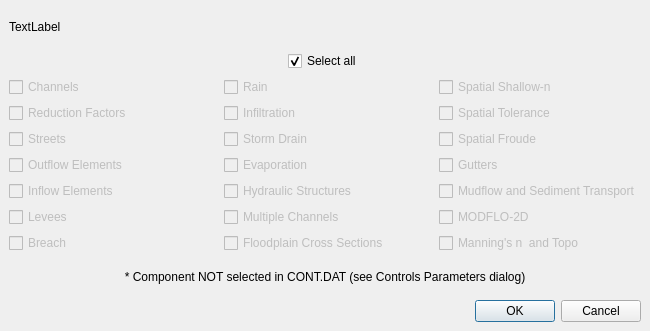
Above: flo2d/ui/components.ui from FLO-2DSoftware/qgis-flo-2d-plugin before the change. Below: the same form after it.
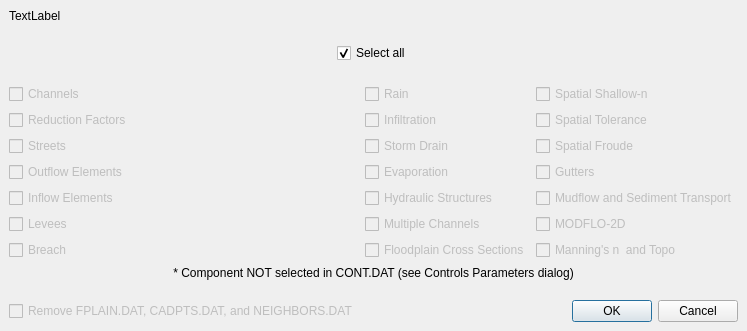
That is the form after the change.

Commit message: Possibility to remove fplain-cadpts-neighbors on the export dat files added to components dialog

The edit to the form file:
```diff
--- a/flo2d/ui/components.ui
+++ b/flo2d/ui/components.ui
@@ -26,152 +26,18 @@
    <property name="sizeConstraint">
     <enum>QLayout::SetMinAndMaxSize</enum>
    </property>
-   <item row="4" column="0" colspan="3">
-    <widget class="QLabel" name="components_note_lbl">
-     <property name="text">
-      <string>* Component NOT selected in CONT.DAT (see Controls Parameters dialog)</string>
+   <item row="7" column="1">
+    <spacer name="horizontalSpacer_3">
+     <property name="orientation">
+      <enum>Qt::Horizontal</enum>
      </property>
-     <property name="alignment">
-      <set>Qt::AlignCenter</set>
+     <property name="sizeHint" stdset="0">
+      <size>
+       <width>40</width>
+       <height>20</height>
+      </size>
      </property>
-    </widget>
-   </item>
-   <item row="3" column="1">
-    <layout class="QGridLayout" name="gridLayout_2">
-     <item row="1" column="0">
-      <widget class="QCheckBox" name="infiltration_chbox">
-       <property name="enabled">
-        <bool>false</bool>
-       </property>
-       <property name="sizePolicy">
-        <sizepolicy hsizetype="MinimumExpanding" vsizetype="Fixed">
-         <horstretch>0</horstretch>
-         <verstretch>0</verstretch>
-        </sizepolicy>
-       </property>
-       <property name="text">
-        <string>Infiltration</string>
-       </property>
-       <property name="checked">
-        <bool>false</bool>
-       </property>
-      </widget>
-     </item>
-     <item row="0" column="0">
-      <widget class="QCheckBox" name="rain_chbox">
-       <property name="enabled">
-        <bool>false</bool>
-       </property>
-       <property name="sizePolicy">
-        <sizepolicy hsizetype="MinimumExpanding" vsizetype="Fixed">
-         <horstretch>0</horstretch>
-         <verstretch>0</verstretch>
-        </sizepolicy>
-       </property>
-       <property name="text">
-        <string>Rain</string>
-       </property>
-       <property name="checked">
-        <bool>false</bool>
-       </property>
-      </widget>
-     </item>
-     <item row="2" column="0">
-      <widget class="QCheckBox" name="storm_drain_chbox">
-       <property name="enabled">
-        <bool>false</bool>
-       </property>
-       <property name="sizePolicy">
-        <sizepolicy hsizetype="MinimumExpanding" vsizetype="Fixed">
-         <horstretch>0</horstretch>
-         <verstretch>0</verstretch>
-        </sizepolicy>
-       </property>
-       <property name="text">
-        <string>Storm Drain</string>
-       </property>
-       <property name="checked">
-        <bool>false</bool>
-       </property>
-      </widget>
-     </item>
-     <item row="3" column="0">
-      <widget class="QCheckBox" name="evaporation_chbox">
-       <property name="enabled">
-        <bool>false</bool>
-       </property>
-       <property name="sizePolicy">
-        <sizepolicy hsizetype="MinimumExpanding" vsizetype="Fixed">
-         <horstretch>0</horstretch>
-         <verstretch>0</verstretch>
-        </sizepolicy>
-       </property>
-       <property name="text">
-        <string>Evaporation</string>
-       </property>
-       <property name="checked">
-        <bool>false</bool>
-       </property>
-      </widget>
-     </item>
-     <item row="4" column="0">
-      <widget class="QCheckBox" name="hydr_struct_chbox">
-       <property name="enabled">
-        <bool>false</bool>
-       </property>
-       <property name="sizePolicy">
-        <sizepolicy hsizetype="MinimumExpanding" vsizetype="Fixed">
-         <horstretch>0</horstretch>
-         <verstretch>0</verstretch>
-        </sizepolicy>
-       </property>
-       <property name="text">
-        <string>Hydraulic Structures</string>
-       </property>
-       <property name="checked">
-        <bool>false</bool>
-       </property>
-      </widget>
-     </item>
-     <item row="5" column="0">
-      <widget class="QCheckBox" name="multiple_channels_chbox">
-       <property name="enabled">
-        <bool>false</bool>
-       </property>
-       <property name="sizePolicy">
-        <sizepolicy hsizetype="MinimumExpanding" vsizetype="Fixed">
-         <horstretch>0</horstretch>
-         <verstretch>0</verstretch>
-        </sizepolicy>
-       </property>
-       <property name="text">
-        <string>Multiple Channels</string>
-       </property>
-       <property name="checked">
-        <bool>false</bool>
-       </property>
-      </widget>
-     </item>
-     <item row="6" column="0">
-      <widget class="QCheckBox" name="floodplain_xs_chbox">
-       <property name="enabled">
-        <bool>false</bool>
-       </property>
-       <property name="sizePolicy">
-        <sizepolicy hsizetype="MinimumExpanding" vsizetype="Fixed">
-         <horstretch>0</horstretch>
-         <verstretch>0</verstretch>
-        </sizepolicy>
-       </property>
-       <property name="text">
-        <string>Floodplain Cross Sections</string>
-       </property>
-       <property name="checked">
-        <bool>false</bool>
-       </property>
-      </widget>
-     </item>
-    </layout>
+    </spacer>
    </item>
    <item row="0" column="0" colspan="3">
     <widget class="QLabel" name="file_lbl">
@@ -183,47 +49,7 @@
      </property>
     </widget>
    </item>
-   <item row="1" column="0" colspan="3">
-    <layout class="QGridLayout" name="gridLayout_4">
-     <item row="0" column="0">
-      <spacer name="horizontalSpacer">
-       <property name="orientation">
-        <enum>Qt::Horizontal</enum>
-       </property>
-       <property name="sizeHint" stdset="0">
-        <size>
-         <width>164</width>
-         <height>20</height>
-        </size>
-       </property>
-      </spacer>
-     </item>
-     <item row="0" column="1">
-      <widget class="QCheckBox" name="select_all_chbox">
-       <property name="text">
-        <string>Select all</string>
-       </property>
-       <property name="checked">
-        <bool>true</bool>
-       </property>
-      </widget>
-     </item>
-     <item row="0" column="2">
-      <spacer name="horizontalSpacer_2">
-       <property name="orientation">
-        <enum>Qt::Horizontal</enum>
-       </property>
-       <property name="sizeHint" stdset="0">
-        <size>
-         <width>185</width>
-         <height>20</height>
-        </size>
-       </property>
-      </spacer>
-     </item>
-    </layout>
-   </item>
-   <item row="3" column="2">
+   <item row="4" column="2">
     <layout class="QGridLayout" name="gridLayout_3">
      <item row="3" column="0">
       <widget class="QCheckBox" name="gutters_chbox">
@@ -360,27 +186,70 @@
      </item>
     </layout>
    </item>
-   <item row="5" column="2">
-    <widget class="QDialogButtonBox" name="components_buttonBox">
-     <property name="standardButtons">
-      <set>QDialogButtonBox::Cancel|QDialogButtonBox::Ok</set>
+   <item row="5" column="0" colspan="3">
+    <widget class="QLabel" name="components_note_lbl">
+     <property name="text">
+      <string>* Component NOT selected in CONT.DAT (see Controls Parameters dialog)</string>
+     </property>
+     <property name="alignment">
+      <set>Qt::AlignCenter</set>
      </property>
     </widget>
    </item>
-   <item row="5" column="0" colspan="2">
-    <spacer name="horizontalSpacer_3">
-     <property name="orientation">
-      <enum>Qt::Horizontal</enum>
-     </property>
-     <property name="sizeHint" stdset="0">
-      <size>
-       <width>429</width>
-       <height>20</height>
-      </size>
-     </property>
-    </spacer>
+   <item row="2" column="0" colspan="3">
+    <layout class="QGridLayout" name="gridLayout_4">
+     <item row="0" column="2">
+      <spacer name="horizontalSpacer_2">
+       <property name="orientation">
+        <enum>Qt::Horizontal</enum>
+       </property>
+       <property name="sizeHint" stdset="0">
+        <size>
+         <width>185</width>
+         <height>20</height>
+        </size>
+       </property>
+      </spacer>
+     </item>
+     <item row="0" column="0">
+      <spacer name="horizontalSpacer">
+       <property name="orientation">
+        <enum>Qt::Horizontal</enum>
+       </property>
+       <property name="sizeHint" stdset="0">
+        <size>
+         <width>164</width>
+         <height>20</height>
+        </size>
+       </property>
+      </spacer>
+     </item>
+     <item row="0" column="1">
+      <widget class="QCheckBox" name="select_all_chbox">
+       <property name="text">
+        <string>Select all</string>
+       </property>
+       <property name="checked">
+        <bool>true</bool>
+       </property>
+      </widget>
+     </item>
+     <item row="1" column="0" colspan="3">
+      <spacer name="verticalSpacer_3">
+       <property name="orientation">
+        <enum>Qt::Vertical</enum>
+       </property>
+       <property name="sizeHint" stdset="0">
+        <size>
+         <width>20</width>
+         <height>40</height>
+        </size>
+       </property>
+      </spacer>
+     </item>
+    </layout>
    </item>
-   <item row="3" column="0">
+   <item row="4" column="0">
     <layout class="QGridLayout" name="gridLayout">
      <property name="sizeConstraint">
       <enum>QLayout::SetMinAndMaxSize</enum>
@@ -520,6 +389,186 @@
      </item>
     </layout>
    </item>
+   <item row="7" column="0">
+    <widget class="QCheckBox" name="remove_files_chbox">
+     <property name="enabled">
+      <bool>false</bool>
+     </property>
+     <property name="text">
+      <string>Remove FPLAIN.DAT, CADPTS.DAT, and NEIGHBORS.DAT</string>
+     </property>
+    </widget>
+   </item>
+   <item row="4" column="1">
+    <layout class="QGridLayout" name="gridLayout_2">
+     <item row="1" column="0">
+      <widget class="QCheckBox" name="infiltration_chbox">
+       <property name="enabled">
+        <bool>false</bool>
+       </property>
+       <property name="sizePolicy">
+        <sizepolicy hsizetype="MinimumExpanding" vsizetype="Fixed">
+         <horstretch>0</horstretch>
+         <verstretch>0</verstretch>
+        </sizepolicy>
+       </property>
+       <property name="text">
+        <string>Infiltration</string>
+       </property>
+       <property name="checked">
+        <bool>false</bool>
+       </property>
+      </widget>
+     </item>
+     <item row="0" column="0">
+      <widget class="QCheckBox" name="rain_chbox">
+       <property name="enabled">
+        <bool>false</bool>
+       </property>
+       <property name="sizePolicy">
+        <sizepolicy hsizetype="MinimumExpanding" vsizetype="Fixed">
+         <horstretch>0</horstretch>
+         <verstretch>0</verstretch>
+        </sizepolicy>
+       </property>
+       <property name="text">
+        <string>Rain</string>
+       </property>
+       <property name="checked">
+        <bool>false</bool>
+       </property>
+      </widget>
+     </item>
+     <item row="2" column="0">
+      <widget class="QCheckBox" name="storm_drain_chbox">
+       <property name="enabled">
+        <bool>false</bool>
+       </property>
+       <property name="sizePolicy">
+        <sizepolicy hsizetype="MinimumExpanding" vsizetype="Fixed">
+         <horstretch>0</horstretch>
+         <verstretch>0</verstretch>
+        </sizepolicy>
+       </property>
+       <property name="text">
+        <string>Storm Drain</string>
+       </property>
+       <property name="checked">
+        <bool>false</bool>
+       </property>
+      </widget>
+     </item>
+     <item row="3" column="0">
+      <widget class="QCheckBox" name="evaporation_chbox">
+       <property name="enabled">
+        <bool>false</bool>
+       </property>
+       <property name="sizePolicy">
+        <sizepolicy hsizetype="MinimumExpanding" vsizetype="Fixed">
+         <horstretch>0</horstretch>
+         <verstretch>0</verstretch>
+        </sizepolicy>
+       </property>
+       <property name="text">
+        <string>Evaporation</string>
+       </property>
+       <property name="checked">
+        <bool>false</bool>
+       </property>
+      </widget>
+     </item>
+     <item row="4" column="0">
+      <widget class="QCheckBox" name="hydr_struct_chbox">
+       <property name="enabled">
+        <bool>false</bool>
+       </property>
+       <property name="sizePolicy">
+        <sizepolicy hsizetype="MinimumExpanding" vsizetype="Fixed">
+         <horstretch>0</horstretch>
+         <verstretch>0</verstretch>
+        </sizepolicy>
+       </property>
+       <property name="text">
+        <string>Hydraulic Structures</string>
+       </property>
+       <property name="checked">
+        <bool>false</bool>
+       </property>
+      </widget>
+     </item>
+     <item row="5" column="0">
+      <widget class="QCheckBox" name="multiple_channels_chbox">
+       <property name="enabled">
+        <bool>false</bool>
+       </property>
+       <property name="sizePolicy">
+        <sizepolicy hsizetype="MinimumExpanding" vsizetype="Fixed">
+         <horstretch>0</horstretch>
+         <verstretch>0</verstretch>
+        </sizepolicy>
+       </property>
+       <property name="text">
+        <string>Multiple Channels</string>
+       </property>
+       <property name="checked">
+        <bool>false</bool>
+       </property>
+      </widget>
+     </item>
+     <item row="6" column="0">
+      <widget class="QCheckBox" name="floodplain_xs_chbox">
+       <property name="enabled">
+        <bool>false</bool>
+       </property>
+       <property name="sizePolicy">
+        <sizepolicy hsizetype="MinimumExpanding" vsizetype="Fixed">
+         <horstretch>0</horstretch>
+         <verstretch>0</verstretch>
+        </sizepolicy>
+       </property>
+       <property name="text">
+        <string>Floodplain Cross Sections</string>
+       </property>
+       <property name="checked">
+        <bool>false</bool>
+       </property>
+      </widget>
+     </item>
+    </layout>
+   </item>
+   <item row="6" column="0" colspan="3">
+    <spacer name="verticalSpacer">
+     <property name="orientation">
+      <enum>Qt::Vertical</enum>
+     </property>
+     <property name="sizeHint" stdset="0">
+      <size>
+       <width>20</width>
+       <height>40</height>
+      </size>
+     </property>
+    </spacer>
+   </item>
+   <item row="7" column="2">
+    <widget class="QDialogButtonBox" name="components_buttonBox">
+     <property name="standardButtons">
+      <set>QDialogButtonBox::Cancel|QDialogButtonBox::Ok</set>
+     </property>
+    </widget>
+   </item>
+   <item row="1" column="0" colspan="3">
+    <spacer name="verticalSpacer_2">
+     <property name="orientation">
+      <enum>Qt::Vertical</enum>
+     </property>
+     <property name="sizeHint" stdset="0">
+      <size>
+       <width>20</width>
+       <height>40</height>
+      </size>
+     </property>
+    </spacer>
+   </item>
   </layout>
  </widget>
  <layoutdefault spacing="6" margin="9"/>
```
The commit also changes 2 other files.
